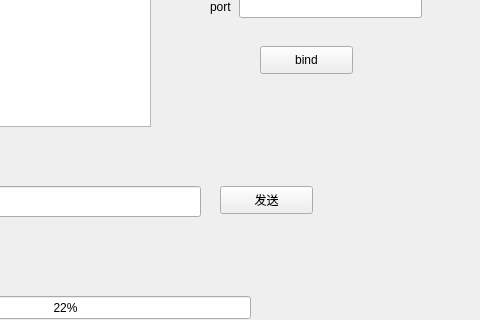
Old version of the form widget.ui in the repository hzy-gitting/DMTJX-Student; both pictures show x 320 to 800 and y 184 to 504 of the 800 by 600 pixel window.
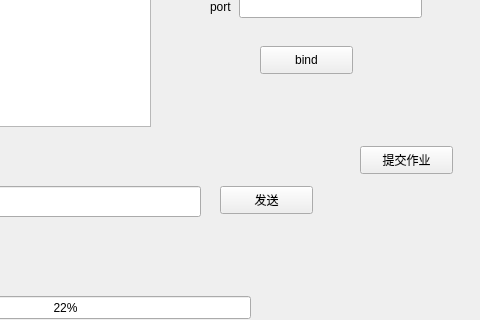
New version of the form.

The edit to the form file:
```diff
--- a/widget.ui
+++ b/widget.ui
@@ -158,6 +158,19 @@
     <string>传输速度</string>
    </property>
   </widget>
+  <widget class="QPushButton" name="commitFileBtn">
+   <property name="geometry">
+    <rect>
+     <x>680</x>
+     <y>330</y>
+     <width>93</width>
+     <height>28</height>
+    </rect>
+   </property>
+   <property name="text">
+    <string>提交作业</string>
+   </property>
+  </widget>
  </widget>
  <resources/>
  <connections/>
```
